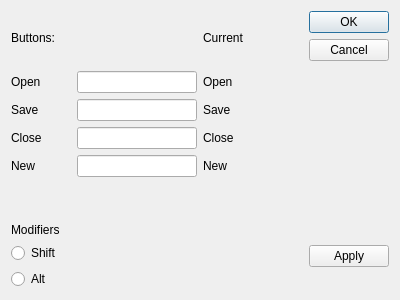
Old version of the form Section8/04/untitled/settwindget.ui in the repository v2an/Git.
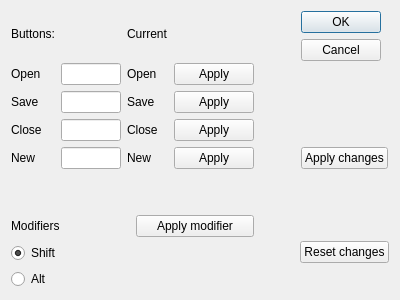
New version of the form.

What changed in the file:
```diff
--- a/Section8/04/untitled/settwindget.ui
+++ b/Section8/04/untitled/settwindget.ui
@@ -15,61 +15,16 @@
   </property>
   <layout class="QGridLayout" name="gridLayout_5">
    <item row="0" column="0">
-    <layout class="QGridLayout" name="gridLayout_4" rowstretch="4,0,0,0" columnstretch="5,0,0">
-     <item row="0" column="2">
-      <layout class="QGridLayout" name="gridLayout_3">
-       <item row="0" column="0">
-        <widget class="QDialogButtonBox" name="buttonBox">
-         <property name="orientation">
-          <enum>Qt::Vertical</enum>
-         </property>
-         <property name="standardButtons">
-          <set>QDialogButtonBox::Cancel|QDialogButtonBox::Ok</set>
-         </property>
-        </widget>
-       </item>
-      </layout>
-     </item>
-     <item row="3" column="0">
-      <layout class="QGridLayout" name="gridLayout_2">
-       <item row="0" column="0">
-        <widget class="QLabel" name="label_6">
-         <property name="text">
-          <string>Modifiers</string>
-         </property>
-        </widget>
-       </item>
-       <item row="1" column="0">
-        <widget class="QRadioButton" name="radioButton">
-         <property name="text">
-          <string>Shift</string>
-         </property>
-        </widget>
-       </item>
-       <item row="2" column="0">
-        <widget class="QRadioButton" name="radioButton_2">
-         <property name="text">
-          <string>Alt</string>
-         </property>
-        </widget>
-       </item>
-      </layout>
-     </item>
-     <item row="0" column="1">
-      <spacer name="horizontalSpacer">
-       <property name="orientation">
-        <enum>Qt::Horizontal</enum>
-       </property>
-       <property name="sizeHint" stdset="0">
-        <size>
-         <width>40</width>
-         <height>20</height>
-        </size>
-       </property>
-      </spacer>
-     </item>
+    <layout class="QGridLayout" name="gridLayout_4" rowstretch="4,1,0,3" columnstretch="6,1,2">
      <item row="0" column="0">
-      <layout class="QGridLayout" name="gridLayout" columnstretch="2,4,2">
+      <layout class="QGridLayout" name="gridLayout" columnstretch="2,4,2,0">
+       <item row="4" column="2">
+        <widget class="QLabel" name="NewCurr">
+         <property name="text">
+          <string>New</string>
+         </property>
+        </widget>
+       </item>
        <item row="0" column="0">
         <widget class="QLabel" name="label">
          <property name="text">
@@ -77,23 +32,6 @@
          </property>
         </widget>
        </item>
-       <item row="0" column="2">
-        <widget class="QLabel" name="label_7">
-         <property name="text">
-          <string>Current</string>
-         </property>
-        </widget>
-       </item>
-       <item row="1" column="0">
-        <widget class="QLabel" name="label_2">
-         <property name="text">
-          <string>Open</string>
-         </property>
-        </widget>
-       </item>
-       <item row="1" column="1">
-        <widget class="QLineEdit" name="lineEdit"/>
-       </item>
        <item row="1" column="2">
         <widget class="QLabel" name="label_9">
          <property name="text">
@@ -101,22 +39,8 @@
          </property>
         </widget>
        </item>
-       <item row="2" column="0">
-        <widget class="QLabel" name="label_3">
-         <property name="text">
-          <string>Save</string>
-         </property>
-        </widget>
-       </item>
-       <item row="2" column="1">
-        <widget class="QLineEdit" name="lineEdit_2"/>
-       </item>
-       <item row="2" column="2">
-        <widget class="QLabel" name="label_8">
-         <property name="text">
-          <string>Save</string>
-         </property>
-        </widget>
+       <item row="1" column="1">
+        <widget class="QLineEdit" name="OpenEdit"/>
        </item>
        <item row="3" column="0">
         <widget class="QLabel" name="label_4">
@@ -126,29 +50,119 @@
         </widget>
        </item>
        <item row="3" column="1">
-        <widget class="QLineEdit" name="lineEdit_3"/>
-       </item>
-       <item row="3" column="2">
-        <widget class="QLabel" name="label_11">
-         <property name="text">
-          <string>Close</string>
-         </property>
-        </widget>
-       </item>
-       <item row="4" column="0">
-        <widget class="QLabel" name="label_5">
-         <property name="text">
-          <string>New</string>
-         </property>
-        </widget>
+        <widget class="QLineEdit" name="CloseEdit"/>
        </item>
        <item row="4" column="1">
         <widget class="QLineEdit" name="lineEdit_4"/>
        </item>
-       <item row="4" column="2">
-        <widget class="QLabel" name="label_10">
+       <item row="2" column="1">
+        <widget class="QLineEdit" name="SaveEdit"/>
+       </item>
+       <item row="4" column="0">
+        <widget class="QLabel" name="NewLable">
          <property name="text">
           <string>New</string>
+         </property>
+        </widget>
+       </item>
+       <item row="2" column="2">
+        <widget class="QLabel" name="SaveCurr">
+         <property name="text">
+          <string>Save</string>
+         </property>
+        </widget>
+       </item>
+       <item row="0" column="2">
+        <widget class="QLabel" name="Current">
+         <property name="text">
+          <string>Current</string>
+         </property>
+        </widget>
+       </item>
+       <item row="2" column="0">
+        <widget class="QLabel" name="SaveLable">
+         <property name="text">
+          <string>Save</string>
+         </property>
+        </widget>
+       </item>
+       <item row="3" column="2">
+        <widget class="QLabel" name="CloseCurr">
+         <property name="text">
+          <string>Close</string>
+         </property>
+        </widget>
+       </item>
+       <item row="1" column="0">
+        <widget class="QLabel" name="OpenLable">
+         <property name="text">
+          <string>Open</string>
+         </property>
+        </widget>
+       </item>
+       <item row="1" column="3">
+        <widget class="QPushButton" name="OpenApply">
+         <property name="text">
+          <string>Apply</string>
+         </property>
+        </widget>
+       </item>
+       <item row="2" column="3">
+        <widget class="QPushButton" name="SaveApply">
+         <property name="text">
+          <string>Apply</string>
+         </property>
+        </widget>
+       </item>
+       <item row="3" column="3">
+        <widget class="QPushButton" name="CloseApply">
+         <property name="text">
+          <string>Apply</string>
+         </property>
+        </widget>
+       </item>
+       <item row="4" column="3">
+        <widget class="QPushButton" name="NewApply">
+         <property name="text">
+          <string>Apply</string>
+         </property>
+        </widget>
+       </item>
+      </layout>
+     </item>
+     <item row="3" column="0">
+      <layout class="QGridLayout" name="gridLayout_2">
+       <item row="2" column="0">
+        <widget class="QRadioButton" name="AltChecker">
+         <property name="text">
+          <string>Alt</string>
+         </property>
+         <property name="checked">
+          <bool>false</bool>
+         </property>
+        </widget>
+       </item>
+       <item row="0" column="0">
+        <widget class="QLabel" name="ModsLable">
+         <property name="text">
+          <string>Modifiers</string>
+         </property>
+        </widget>
+       </item>
+       <item row="1" column="0">
+        <widget class="QRadioButton" name="ShiftChecker">
+         <property name="text">
+          <string>Shift</string>
+         </property>
+         <property name="checked">
+          <bool>true</bool>
+         </property>
+        </widget>
+       </item>
+       <item row="0" column="1">
+        <widget class="QPushButton" name="ApplyMod">
+         <property name="text">
+          <string>Apply modifier</string>
          </property>
         </widget>
        </item>
@@ -167,10 +181,47 @@
        </property>
       </spacer>
      </item>
+     <item row="0" column="1">
+      <spacer name="horizontalSpacer">
+       <property name="orientation">
+        <enum>Qt::Horizontal</enum>
+       </property>
+       <property name="sizeHint" stdset="0">
+        <size>
+         <width>40</width>
+         <height>20</height>
+        </size>
+       </property>
+      </spacer>
+     </item>
+     <item row="0" column="2">
+      <layout class="QGridLayout" name="gridLayout_3">
+       <item row="0" column="0">
+        <widget class="QDialogButtonBox" name="buttonBox">
+         <property name="locale">
+          <locale language="English" country="UnitedStates"/>
+         </property>
+         <property name="orientation">
+          <enum>Qt::Vertical</enum>
+         </property>
+         <property name="standardButtons">
+          <set>QDialogButtonBox::Cancel|QDialogButtonBox::Ok</set>
+         </property>
+        </widget>
+       </item>
+       <item row="1" column="0">
+        <widget class="QPushButton" name="AppChange">
+         <property name="text">
+          <string>Apply changes</string>
+         </property>
+        </widget>
+       </item>
+      </layout>
+     </item>
      <item row="3" column="2">
       <widget class="QPushButton" name="ApplyButton">
        <property name="text">
-        <string>Apply</string>
+        <string>Reset changes</string>
        </property>
       </widget>
      </item>
```
Left out of the diff: 12 changed lines with no effect on the pictures.
